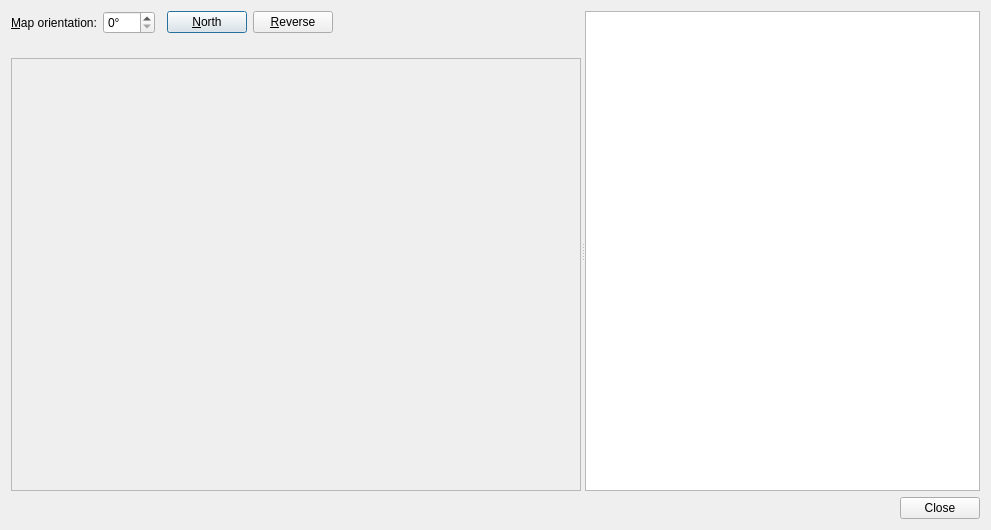
Before: the Qt Designer form src/flarm/FlarmWindow.ui in startkladde/startkladde, drawn with Qt 5.
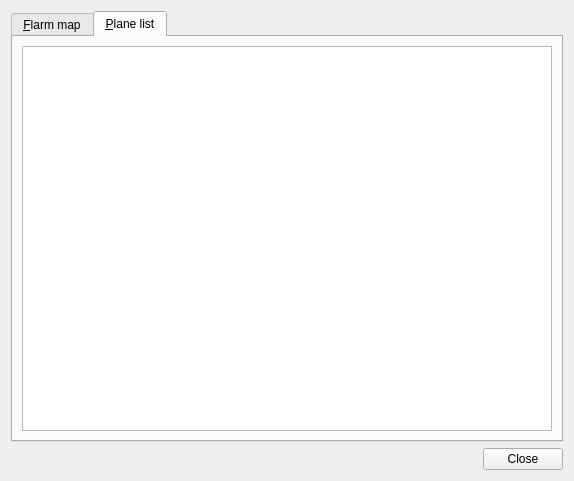
After: the same form once the commit is applied. The open tabs and pages were chosen to show the change. Custom widgets are drawn as their Qt base class.

Commit message: Add status bar with mouse coordinates to Flarm window Add tab widget to Flarm window Only recalculate transforms when necessary

```diff
--- a/src/flarm/FlarmWindow.ui
+++ b/src/flarm/FlarmWindow.ui
@@ -6,8 +6,8 @@
    <rect>
     <x>0</x>
     <y>0</y>
-    <width>991</width>
-    <height>530</height>
+    <width>574</width>
+    <height>481</height>
    </rect>
   </property>
   <property name="windowTitle">
@@ -15,12 +15,15 @@
   </property>
   <layout class="QVBoxLayout" name="verticalLayout_2">
    <item>
-    <widget class="QSplitter" name="splitter">
-     <property name="orientation">
-      <enum>Qt::Horizontal</enum>
+    <widget class="QTabWidget" name="tabWidget">
+     <property name="currentIndex">
+      <number>0</number>
      </property>
-     <widget class="QWidget" name="layoutWidget">
-      <layout class="QVBoxLayout" name="verticalLayout" stretch="0,0,0,0,1">
+     <widget class="QWidget" name="flarmMapTab">
+      <attribute name="title">
+       <string>&amp;Flarm map</string>
+      </attribute>
+      <layout class="QVBoxLayout" name="verticalLayout_3" stretch="0,0,0,0,1">
        <item>
         <layout class="QHBoxLayout" name="horizontalLayout">
          <item>
@@ -103,6 +106,16 @@
        </item>
       </layout>
      </widget>
+     <widget class="QWidget" name="planeListTab">
+      <attribute name="title">
+       <string>&amp;Plane list</string>
+      </attribute>
+      <layout class="QVBoxLayout" name="verticalLayout">
+       <item>
+        <widget class="QSplitter" name="splitter">
+         <property name="orientation">
+          <enum>Qt::Horizontal</enum>
+         </property>
      <widget class="SkTableView" name="flarmTable">
       <property name="selectionMode">
        <enum>QAbstractItemView::SingleSelection</enum>
@@ -122,6 +135,10 @@
       <attribute name="horizontalHeaderHighlightSections">
        <bool>false</bool>
       </attribute>
+         </widget>
+        </widget>
+       </item>
+      </layout>
      </widget>
     </widget>
    </item>
```
Left out of the diff: 3 changed lines with no effect on the pictures. Lines whose indentation alone changed are shown as unchanged. The commit also changes 4 other files.
